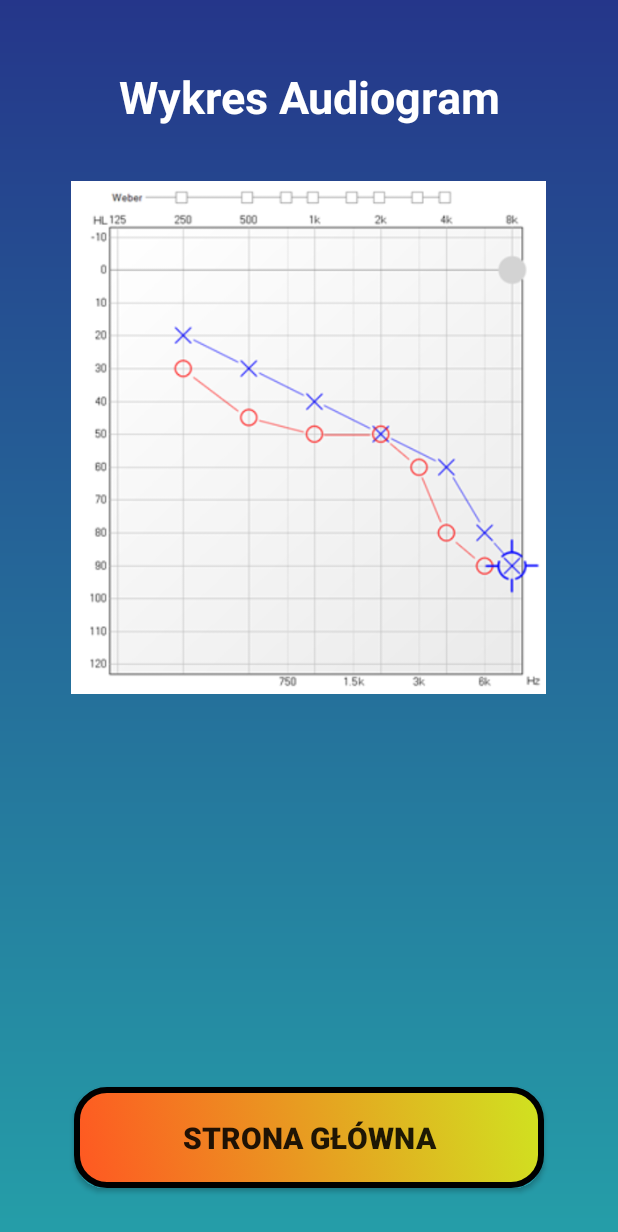
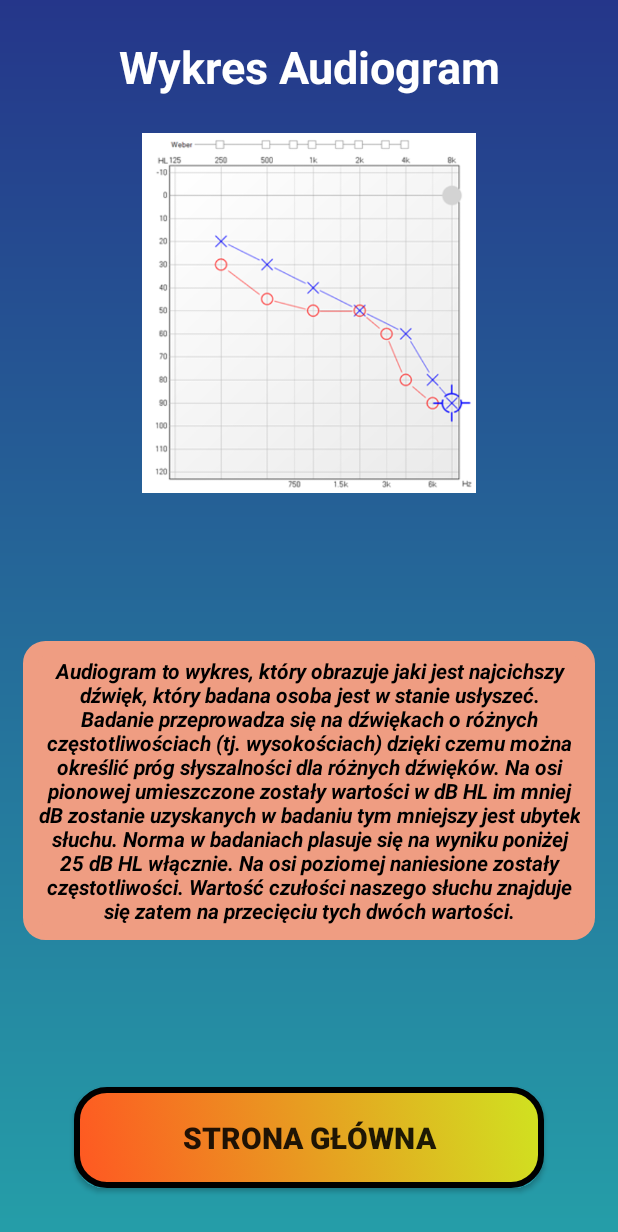
Before and after one commit to Mateusz-Gorniak/AudiogramApp, an Android app: the AudiogramGraph screen opened directly, with no data from a screen before it, on a phone screen of 412 x 824 dp. Shown: the top 1232 px of the screen. Run offline under Robolectric (Android 15) with nearby library versions, the phone set to English and light mode, and no system bars.

Commit message:
Layouts updates

```diff
--- /dev/null
+++ b/app/src/main/res/drawable/rounded.xml
@@ -0,0 +1,9 @@
+<?xml version="1.0" encoding="utf-8"?>
+<shape xmlns:android="http://schemas.android.com/apk/res/android"
+    android:shape="rectangle">
+    <solid android:color="#EF9D82" />
+    <corners android:radius="10dip" />
+    <stroke
+        android:width="10dp"
+        android:color="#EF9D82" />
+</shape>
--- a/app/src/main/res/layout/activity_audiogram_graph.xml
+++ b/app/src/main/res/layout/activity_audiogram_graph.xml
@@ -13,7 +13,7 @@
         android:layout_width="0dp"
         android:layout_height="wrap_content"
         android:layout_gravity="center_horizontal"
-        android:layout_marginTop="24dp"
+        android:layout_marginTop="4dp"
         android:padding="20dp"
         android:text="Wykres Audiogram"
         android:textAlignment="center"
@@ -25,13 +25,28 @@
         app:layout_constraintStart_toStartOf="parent"
         app:layout_constraintTop_toTopOf="parent" />
 
+    <TextView
+        android:layout_width="match_parent"
+        android:layout_height="wrap_content"
+        android:layout_gravity="center_vertical|start"
+        android:layout_margin="15dp"
+        android:background="@drawable/rounded"
+        android:gravity="center"
+        android:padding="10dp"
+        android:text="@string/graph_desribe"
+        android:textColor="@color/black"
+        android:textStyle="bold|italic"
+        app:layout_constraintBottom_toTopOf="@+id/calibration_button"
+        app:layout_constraintTop_toBottomOf="@+id/imageView"
+        tools:layout_editor_absoluteX="15dp" />
+
     <ImageView
-        android:layout_width="354dp"
-        android:layout_height="342dp"
-        android:layout_marginTop="16dp"
+        android:id="@+id/imageView"
+        android:layout_width="381dp"
+        android:layout_height="240dp"
+        android:layout_marginTop="4dp"
         android:src="@drawable/audiogram"
         app:layout_constraintEnd_toEndOf="parent"
-        app:layout_constraintHorizontal_bias="0.495"
         app:layout_constraintStart_toStartOf="parent"
         app:layout_constraintTop_toBottomOf="@+id/graph_audiogram_text" />
 
--- a/app/src/main/res/layout/activity_main.xml
+++ b/app/src/main/res/layout/activity_main.xml
@@ -52,7 +52,7 @@
                 android:layout_height="77dp"
                 android:layout_alignParentEnd="true"
                 android:layout_marginStart="7dp"
-                android:layout_marginEnd="-16dp"
+                android:layout_marginEnd="-26dp"
                 android:foregroundGravity="center"
                 android:padding="10dp"
                 android:src="@drawable/ic_baseline_more_vert_24" />
--- a/app/src/main/res/values/strings.xml
+++ b/app/src/main/res/values/strings.xml
@@ -4,6 +4,7 @@
     <string name="calibration">Kalibracja</string>
     <string name="startapp">Start</string>
     <string name="aboutprogram">O programie</string>
+    <string name="calibration_buttons_desc">Kalibruj -> odtwarza sygnał kalibracji <br/> <br/> Stop ->zatrzymuje sygnał kalibracji</string>
     <string name="backtomainpage">Strona Główna</string>
     <string name="save">Zapisz</string>
     <string name="headphones_in">Podłącz słuchawki</string>
@@ -12,6 +13,8 @@
     <string name="hear_sound">Słyszę dźwięk</string>
     <string name="leftear">Lewe ucho</string>
     <string name="rightear">Prawe ucho</string>
+    <string name="graph_desribe">Audiogram to wykres, który obrazuje jaki jest najcichszy dźwięk, który badana osoba jest w stanie usłyszeć. Badanie przeprowadza się na dźwiękach o różnych częstotliwościach (tj. wysokościach) dzięki czemu można określić próg słyszalności dla różnych dźwięków. Na osi pionowej umieszczone zostały wartości w dB HL im mniej dB zostanie uzyskanych w badaniu tym mniejszy jest ubytek słuchu. Norma w badaniach plasuje się na wyniku poniżej 25 dB HL włącznie. Na osi poziomej naniesione zostały częstotliwości. Wartość czułości naszego słuchu znajduje się zatem na przecięciu tych dwóch wartości.</string>
+    <string name="about_pp">Zbudowana przez nas aplikacja, na podstawie generowanych sygnałów określa poziom ubytku słuchu.Wynikiem badania jest wykres Audiogram oraz obliczony ilościowo ubytek słuchu.</string>
     <string name="audiogramgraph">Wykres Audiogram</string>
     <string name="about_calibration">Sygnałem kalibracyjnym jest ton 1kHz o amplitudzie zmieniającej się naprzemiennie w co
 5dB okresie co 1 s. </string>
```
Also changed, not shown: app/src/main/AndroidManifest.xml (+15 -6 lines), app/src/main/java/pl/gorniak/audiogramapp/ExaminationActivity.java (+3 -4 lines), app/src/main/res/layout/about_layout.xml (+22 -8 lines), app/src/main/res/layout/activity_calibration.xml (+16 -5 lines).
